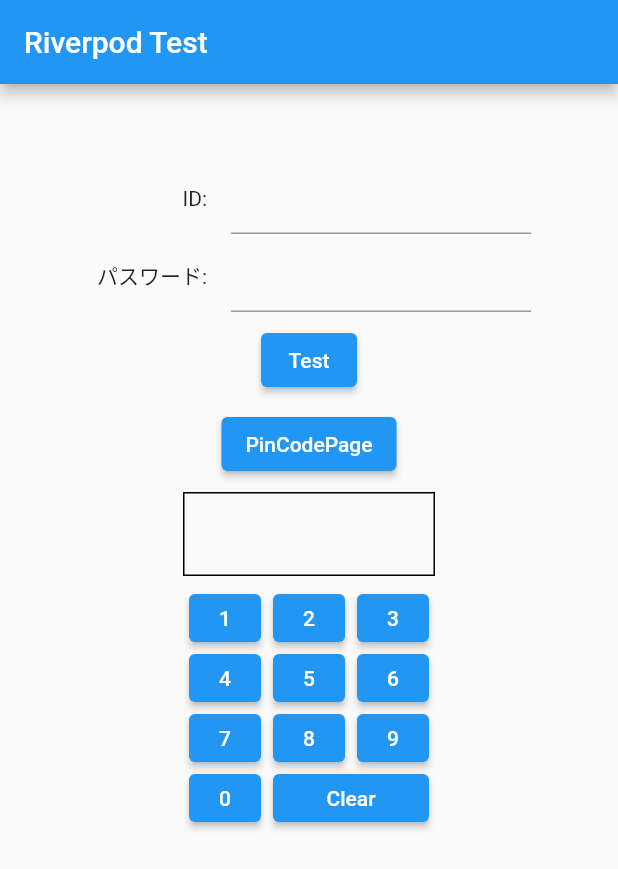
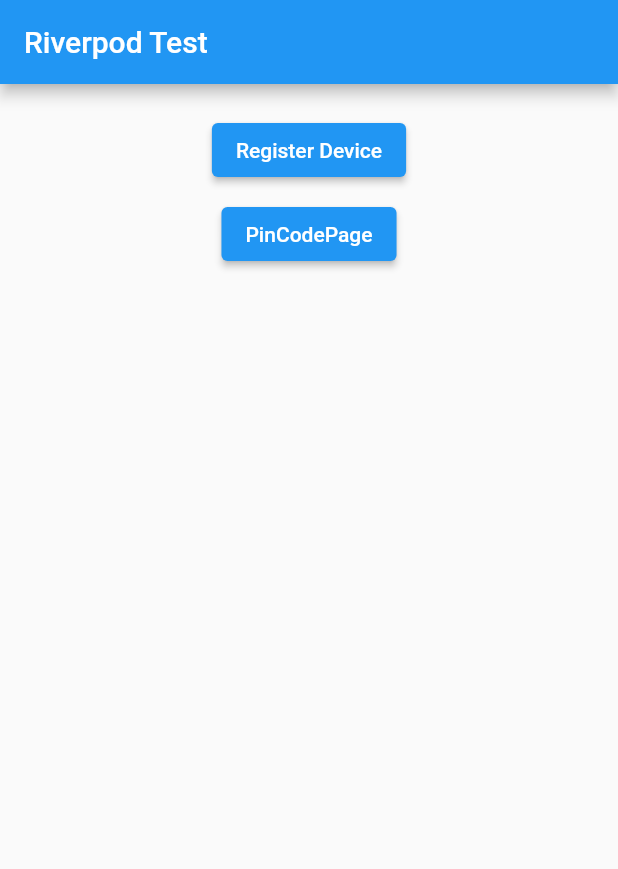
Before and after one commit to tsuyokuro/flutter_test, a Flutter app: the screen it shows after launch, on a phone screen of 412 x 824 dp. Shown: the top 869 px of the screen. Run offline on Flutter 3.47's test engine with Material 2 defaults, Android fonts, the phone set to English and light mode, and no system bars; our stand-ins replace flutter_riverpod.

Commit message:
Add register page

```diff
--- a/lib/main.dart
+++ b/lib/main.dart
@@ -1,42 +1,11 @@
 import 'package:flutter/material.dart';
 import 'package:flutter_riverpod/flutter_riverpod.dart';
-import 'view_model/pincode_notifier.dart';
-import 'ui_component/ten_key.dart';
+import "view/register_device_page.dart";
 import "view/pincode_page.dart";
 
 void main() {
   runApp(const ProviderScope(child: MyApp()));
 }
-
-class UserInfo {
-  final bool isLogin;
-  final String userName;
-
-  UserInfo({required this.userName, required this.isLogin});
-
-  UserInfo copyWith({String? userName, bool? isLogin}) {
-    return UserInfo(
-        userName: userName ?? this.userName, isLogin: isLogin ?? this.isLogin);
-  }
-}
-
-class UserInfoNotifier extends StateNotifier<UserInfo> {
-  UserInfoNotifier() : super(UserInfo(userName: "", isLogin: false));
-
-  void newState(UserInfo userInfo) {
-    state = userInfo;
-  }
-}
-
-final userInfoProvider =
-    StateNotifierProvider<UserInfoNotifier, UserInfo>((ref) {
-  return UserInfoNotifier();
-});
-
-final pinCodeNotifierProvider =
-    StateNotifierProvider<PinCodeNotifier, String>((ref) {
-  return PinCodeNotifier();
-});
 
 // APP
 class MyApp extends StatelessWidget {
@@ -65,16 +34,13 @@ class MyHomePage extends StatelessWidget {
       appBar: AppBar(
         title: Text(title),
       ),
-      body: MyBody(),
+      body: const MyBody(),
     );
   }
 }
 
 class MyBody extends StatelessWidget {
-  MyBody({super.key});
-
-  final _userNameController = TextEditingController();
-  final _passwordController = TextEditingController();
+  const MyBody({super.key});
 
   @override
   Widget build(BuildContext context) {
@@ -83,117 +49,21 @@ class MyBody extends StatelessWidget {
       const SizedBox(
         height: 20,
       ),
-
-      Consumer(builder: (context, ref, _) {
-        debugPrint("buid text");
-        final userInfo = ref.watch(userInfoProvider);
-        return Text(userInfo.userName);
-      }),
-
-      const SizedBox(
-        height: 16,
-      ),
-
-      Row(
-        mainAxisAlignment: MainAxisAlignment.center,
-        children: [
-          const SizedBox(
-              width: 80,
-              child: Text(
-                "ID:",
-                textAlign: TextAlign.end,
-              )),
-          const SizedBox(
-            width: 16,
-          ),
-          // Input field
-          SizedBox(
-            width: 200,
-            child: TextField(controller: _userNameController),
-          ),
-        ],
-      ),
-
-      const SizedBox(height: 4),
-
-      Row(
-        mainAxisAlignment: MainAxisAlignment.center,
-        children: [
-          const SizedBox(
-              width: 80,
-              child: Text(
-                "パスワード:",
-                textAlign: TextAlign.end,
-              )),
-          const SizedBox(
-            width: 16,
-          ),
-          // Input field
-          SizedBox(
-            width: 200,
-            child: TextFormField(controller: _passwordController),
-          ),
-        ],
-      ),
-
+      ElevatedButton(
+          onPressed: () {
+            Navigator.push(
+                context,
+                MaterialPageRoute(
+                    builder: (context) => const RegisterDevicePage()));
+          },
+          child: const Text("Register Device")),
       const SizedBox(height: 8),
-
-      //
-      Consumer(builder: ((context, ref, child) {
-        final userInfo = ref.read(userInfoProvider);
-        var notifier = ref.read(userInfoProvider.notifier);
-
-        debugPrint("buid Button");
-
-        return ElevatedButton(
-          child: const Text("Test"),
-          onPressed: () {
-            notifier.newState(
-                userInfo.copyWith(userName: _userNameController.text));
-          },
-        );
-      })),
-
-      const SizedBox(height: 8),
-
       ElevatedButton(
           onPressed: () {
             Navigator.push(context,
                 MaterialPageRoute(builder: (context) => const PinCodePage()));
           },
           child: const Text("PinCodePage")),
-
-      const SizedBox(height: 8),
-
-      Consumer(
-        builder: (context, ref, child) {
-          String s = ref.watch(pinCodeNotifierProvider);
-          return SizedBox(
-            width: 56 * 3,
-            height: 56,
-            child: Container(
-              decoration: BoxDecoration(
-                border: Border.all(),
-              ),
-              child: Align(
-                alignment: Alignment.center,
-                child: Text(
-                    style: const TextStyle(
-                      fontSize: 24,
-                    ),
-                    s),
-              ),
-            ),
-          );
-        },
-      ),
-
-      const SizedBox(height: 8),
-
-      Consumer(builder: ((context, ref, _) {
-        var notifier = ref.read(pinCodeNotifierProvider.notifier);
-        return TenKey(pinCodeNotifier: notifier);
-      })),
     ]));
   }
 }
```
Also changed, not shown: lib/view/register_device_page.dart (added, +114 -0 lines).
